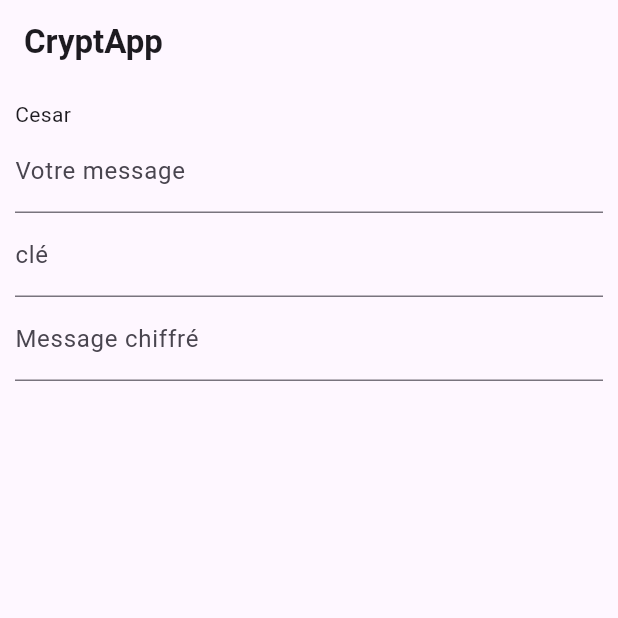
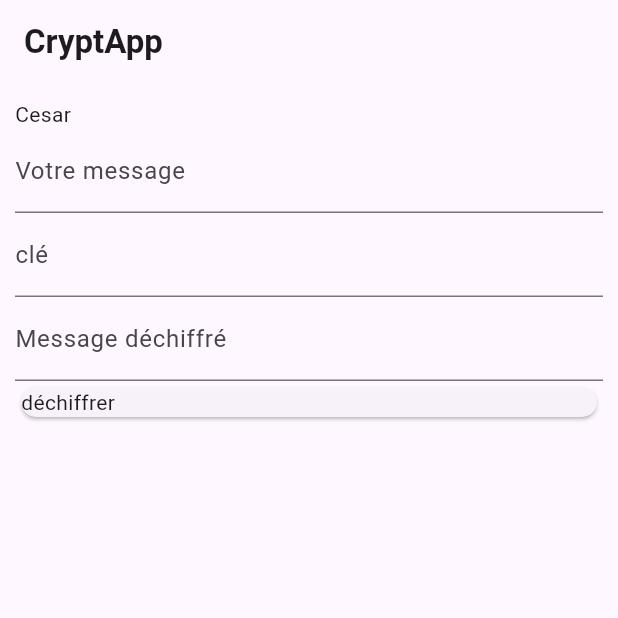
Before and after one commit to GuillaumeSUBRA1/Cryptographie, a Flutter app: the screen it shows after launch, on a phone screen of 412 x 824 dp, the top half of it. Run offline on Flutter 3.47's test engine with Material 3 defaults, Android fonts, the phone set to English and light mode, and no system bars.

Commit message:
add cesar dechiffrement

```diff
--- a/flutter/crypto/lib/techniques/cesar.dart
+++ b/flutter/crypto/lib/techniques/cesar.dart
@@ -8,17 +8,16 @@ class Cesar extends StatefulWidget {
 }
 
 class _CesarState extends State<Cesar> {
-  TextEditingController messageController = TextEditingController();
+  TextEditingController messageDechiffreController = TextEditingController();
   TextEditingController messageChiffreController = TextEditingController();
   TextEditingController cleController = TextEditingController();
 
+  bool chiffre = true;
+
   //fonction de chiffrement
-
-  //###########################//
-  //        A TESTER           //
-  //###########################//
   crypter() {
-    String messageAChiffrer = messageController.text; // le message à chiffrer
+    String messageAChiffrer =
+        messageDechiffreController.text; // le message à chiffrer
     String msgChiffre = ""; // le message chiffré
 
     //si le champ de texte de la clé est vide, on arrête la fonction
@@ -65,6 +64,57 @@ class _CesarState extends State<Cesar> {
     });
   }
 
+  //A TESTER
+  //fonction de déchiffrement
+  decrypter() {
+    String messageADechiffrer =
+        messageChiffreController.text; // le message à déchiffrer
+    String msgDechiffre = ""; // le message déchiffré
+
+    //si le champ de texte de la clé est vide, on arrête la fonction
+    if (cleController.text.isEmpty) {
+      return;
+    }
+
+    //on récupère la clé
+    int cle = int.parse(cleController.text);
+
+    //on vérifie que la clef est supérieure à 0 et que le message à déchiffrer n'est pas vide
+    if (messageADechiffrer.isNotEmpty && cle > 0) {
+      //pour chaque caractère du message chiffré
+      for (int i = 0; i < messageADechiffrer.length; i++) {
+        //on récupère le code ascii de la lettre à l'index i
+        int ascii = letterToAscii(messageADechiffrer[i]);
+
+        //si ce n'est pas une lettre, on ajoute le caractère à la suite du message déchiffré
+        //et passe à la suivante
+        if (!isLetter(ascii)) {
+          msgDechiffre += messageADechiffrer[i];
+          continue;
+        }
+
+        //variable pour vérifier s'il s'agit d'une majuscule
+        bool maj = ascii >= 65 && ascii <= 90;
+
+        //on retire la clé au code ascii
+        int toCesar = ascii - cle % 26;
+
+        //s'il dépasse la limite, on le ramène à la fin en sajoutant 26 jusqu'à
+        // ce qu'il soit supérieur à la limite
+        while (maj && toCesar > 65 || !maj && toCesar < 97) {
+          toCesar = toCesar + 26;
+        }
+
+        //enfin, on ajoute au message déchiffre le caractère correspondant au code ascii
+        msgDechiffre += asciiToLetter(toCesar);
+      }
+    }
+
+    setState(() {
+      messageDechiffreController.text = msgDechiffre;
+    });
+  }
+
   //convertir la lettre en code ascii
   int letterToAscii(String lettre) {
     return lettre.codeUnitAt(0);
@@ -87,14 +137,16 @@ class _CesarState extends State<Cesar> {
             padding: const EdgeInsets.all(10),
             child: Column(children: [
               const Row(
-                children: [Expanded(child: Text("Cesar"))],
+                children: [
+                  Expanded(child: Text("Cesar")),
+                ],
               ),
               Row(children: [
                 Expanded(
                     child: TextField(
-                  controller: messageController,
+                  controller: messageDechiffreController,
                   onChanged: (value) {
-                    crypter();
+                    chiffre ? crypter() : decrypter();
                   },
                   decoration: const InputDecoration(
                       hintText: "Votre message", labelText: "Votre message"),
@@ -104,8 +156,9 @@ class _CesarState extends State<Cesar> {
                 Expanded(
                     child: TextField(
                   controller: cleController,
+                  keyboardType: TextInputType.number,
                   onChanged: (value) {
-                    crypter();
+                    chiffre ? crypter() : decrypter();
                   },
                   decoration:
                       const InputDecoration(hintText: "clé", labelText: "clé"),
@@ -116,10 +169,17 @@ class _CesarState extends State<Cesar> {
                   Expanded(
                       child: TextField(
                     controller: messageChiffreController,
-                    decoration: const InputDecoration(
-                        hintText: "Message chiffré",
-                        labelText: "Message chiffré"),
+                    decoration: InputDecoration(
+                        hintText: "Message ${chiffre ? "dé" : ""}chiffré",
+                        labelText: "Message ${chiffre ? "dé" : ""}chiffré"),
                   ))
+                ],
+              ),
+              Row(
+                children: [
+                  Expanded(
+                      child:
+                          Card(child: Text("${chiffre ? "dé" : ""}chiffrer")))
                 ],
               )
             ])));
```
